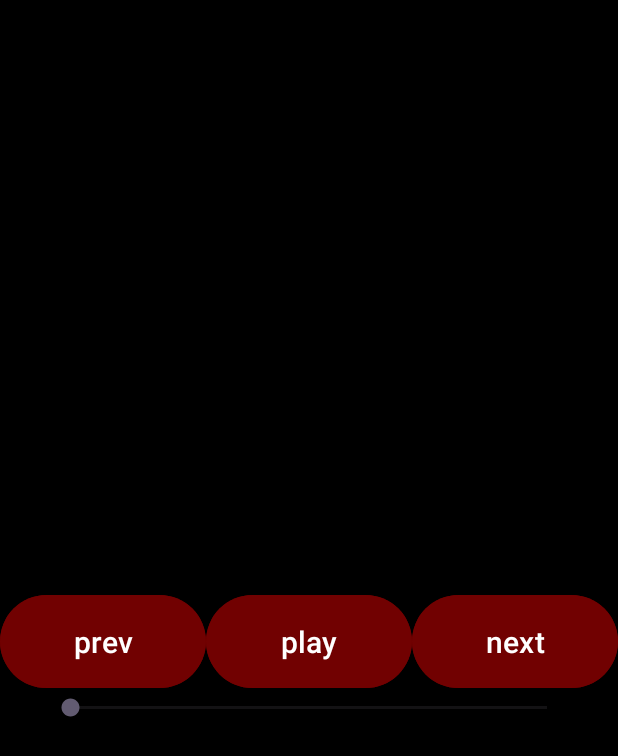
After one commit to shar1mo/android, an Android app: the mp3player screen opened directly, with no data from a screen before it, on a phone screen of 412 x 824 dp. The commit adds this screen. Shown: the top 756 px of the screen. Run offline under Robolectric (Android 15) with nearby library versions, the light colour scheme and no system bars.

Commit message:
create mp3/seekbab

```diff
--- a/app/src/main/AndroidManifest.xml
+++ b/app/src/main/AndroidManifest.xml
@@ -1,8 +1,10 @@
 <?xml version="1.0" encoding="utf-8"?>
 <manifest xmlns:android="http://schemas.android.com/apk/res/android"
     xmlns:tools="http://schemas.android.com/tools">
-    <uses-permission android:name="android.permission.ACCESS_FINE_LOCATION"/>
+
+    <uses-permission android:name="android.permission.ACCESS_FINE_LOCATION" />
     <uses-permission android:name="android.permission.ACCESS_COARSE_LOCATION" />
+
     <application
         android:allowBackup="true"
         android:dataExtractionRules="@xml/data_extraction_rules"
@@ -13,6 +15,9 @@
         android:supportsRtl="true"
         android:theme="@style/Theme.MyAndroidApp"
         tools:targetApi="31">
+        <activity
+            android:name=".mp3player"
+            android:exported="false" />
         <activity
             android:name=".Calculator"
             android:exported="false" />
--- a/app/src/main/java/com/example/myandroidapp/MainActivity.kt
+++ b/app/src/main/java/com/example/myandroidapp/MainActivity.kt
@@ -1,5 +1,6 @@
 package com.example.myandroidapp
 
+import android.content.ContentProviderClient
 import android.content.Context
 import android.content.Intent
 import android.location.LocationManager
@@ -13,6 +14,7 @@ import androidx.core.view.WindowInsetsCompat
 
 class MainActivity : AppCompatActivity() {
     private lateinit var calculator: Button
+    private lateinit var mp3: Button
     private lateinit var longitude: TextView
     private lateinit var latitude: TextView
 
@@ -29,8 +31,13 @@ class MainActivity : AppCompatActivity() {
         latitude = findViewById(R.id.gpsLatitude)
         calculator = findViewById(R.id.openCalculator)
         calculator.setOnClickListener {
-            val intent = Intent(this, Calculator::class.java)
-            startActivity(intent)
+            val intentcalculator = Intent(this, Calculator::class.java)
+            startActivity(intentcalculator)
+        }
+        mp3 = findViewById(R.id.openMP3)
+        mp3.setOnClickListener{
+            val  intentmp3 = Intent(this, mp3player::class.java)
+            startActivity(intentmp3)
         }
     }
 }
--- /dev/null
+++ b/app/src/main/java/com/example/myandroidapp/mp3player.kt
@@ -0,0 +1,97 @@
+package com.example.myandroidapp
+
+import android.os.Bundle
+import android.widget.Button
+import androidx.activity.enableEdgeToEdge
+import androidx.appcompat.app.AppCompatActivity
+import androidx.core.view.ViewCompat
+import androidx.core.view.WindowInsetsCompat
+import android.media.MediaPlayer
+import android.os.Handler
+import android.widget.SeekBar
+import android.widget.TextView
+
+class mp3player : AppCompatActivity() {
+    private lateinit var runnable: Runnable
+    private var handler = Handler()
+    private lateinit var seekbar: SeekBar
+    private lateinit var songname: TextView
+    private lateinit var play: Button
+    private lateinit var prev: Button
+    private lateinit var next: Button
+    private lateinit var playlist: Array<MediaPlayer>
+    private var indexSound = 0
+    override fun onCreate(savedInstanceState: Bundle?) {
+        super.onCreate(savedInstanceState)
+        enableEdgeToEdge()
+        setContentView(R.layout.activity_mp3player)
+        ViewCompat.setOnApplyWindowInsetsListener(findViewById(R.id.main)) { v, insets ->
+            val systemBars = insets.getInsets(WindowInsetsCompat.Type.systemBars())
+            v.setPadding(systemBars.left, systemBars.top, systemBars.right, systemBars.bottom)
+            insets
+        }
+        songname = findViewById(R.id.songname)
+        next = findViewById(R.id.next_button)
+        play = findViewById(R.id.play_button)
+        prev = findViewById(R.id.prev_button)
+        playlist = arrayOf(
+            MediaPlayer.create(this@mp3player,R.raw.bmb),
+            MediaPlayer.create(this@mp3player,R.raw.boulev)
+        )
+        seekbar = findViewById(R.id.seekbar)
+        seekbar.progress = 0
+    }
+
+    override fun onResume() {
+        super.onResume()
+        play.setOnClickListener{
+            if(!playlist[indexSound].isPlaying){
+            playlist[indexSound].start()
+            }else{
+                playlist[indexSound].pause()
+            }
+        }
+        next.setOnClickListener{
+            playlist[indexSound].stop()
+            playlist[indexSound].prepare()
+
+            indexSound = (indexSound + 1) % playlist.size
+            playlist[indexSound].start()
+        }
+        prev.setOnClickListener{
+            playlist[indexSound].stop()
+            playlist[indexSound].prepare()
+
+            if(indexSound <= 0){
+                indexSound = playlist.size - 1
+            }else{
+                indexSound = (indexSound - 1) % playlist.size
+            }
+            playlist[indexSound].start()
+        }
+        seekbar.max = playlist[indexSound].duration
+        seekbar.setOnSeekBarChangeListener(object: SeekBar.OnSeekBarChangeListener{
+            override fun onProgressChanged(seekBar: SeekBar?, pos: Int, changed: Boolean) {
+                if(changed){
+                    playlist[indexSound].seekTo(pos)
+                }
+            }
+
+            override fun onStartTrackingTouch(seekBar: SeekBar?) {
+
+            }
+
+            override fun onStopTrackingTouch(seekBar: SeekBar?) {
+
+            }
+        })
+        runnable = Runnable {
+            seekbar.progress = playlist[indexSound].currentPosition
+            handler.postDelayed(runnable, 1000)
+        }
+        handler.postDelayed(runnable, 1000)
+        playlist[indexSound].setOnCompletionListener {
+            seekbar.progress = 0
+        }
+    }
+}
--- a/app/src/main/res/layout/activity_main.xml
+++ b/app/src/main/res/layout/activity_main.xml
@@ -16,6 +16,13 @@
         android:layout_height="75dp"
         android:backgroundTint="@color/red"
         android:text="calculator" />
+
+    <Button
+        android:id="@+id/openMP3"
+        android:layout_width="150dp"
+        android:layout_height="75dp"
+        android:backgroundTint="@color/red"
+        android:text="mp3" />
 
     <TextView
         android:id="@+id/gpsLongitude"
--- /dev/null
+++ b/app/src/main/res/layout/activity_mp3player.xml
@@ -0,0 +1,61 @@
+<?xml version="1.0" encoding="utf-8"?>
+<LinearLayout
+    xmlns:android="http://schemas.android.com/apk/res/android"
+    xmlns:app="http://schemas.android.com/apk/res-auto"
+    xmlns:tools="http://schemas.android.com/tools"
+    android:id="@+id/main"
+    android:layout_width="match_parent"
+    android:layout_height="match_parent"
+    tools:context=".mp3player"
+    android:background="@color/black"
+    android:orientation="vertical"
+    android:gravity="center">
+    <TextView
+        android:id="@+id/songname"
+        android:layout_width="300dp"
+        android:layout_height="50dp"
+        android:textColor="@color/red"
+        android:gravity="center"
+        android:textSize="25dp"
+        android:singleLine="true"/>
+    <LinearLayout
+        android:layout_width="match_parent"
+        android:layout_height="70dp"
+        android:orientation="horizontal"
+        android:gravity="center">
+
+        <Button
+            android:id="@+id/prev_button"
+            android:layout_width="0dp"
+            android:layout_height="match_parent"
+            android:layout_weight="1"
+            android:text="prev"
+            android:textSize="20sp"
+            android:backgroundTint="@color/red"
+            />
+
+        <Button
+            android:id="@+id/play_button"
+            android:layout_width="0dp"
+            android:layout_height="match_parent"
+            android:layout_weight="1"
+            android:text="play"
+            android:textSize="20sp"
+            android:backgroundTint="@color/red" />
+
+        <Button
+            android:id="@+id/next_button"
+            android:layout_width="0dp"
+            android:layout_height="match_parent"
+            android:layout_weight="1"
+            android:text="next"
+            android:textSize="20sp"
+            android:backgroundTint="@color/red" />
+    </LinearLayout>
+    <SeekBar
+        android:id="@+id/seekbar"
+        android:layout_width="350dp"
+        android:layout_height="wrap_content"
+        android:progress="50"/>
+
+</LinearLayout>
```
Also changed, not shown: 2 other files.
